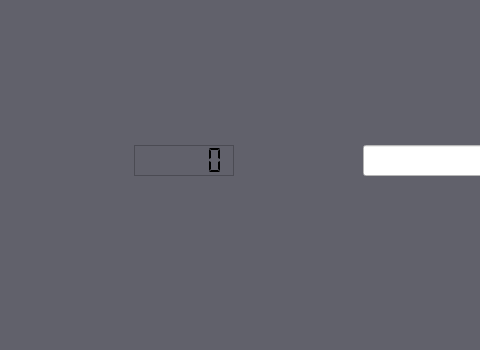
Above: mainwindow.ui from aaron-loz/TimerStat before the change; both pictures show x 0 to 480 and y 226 to 576 of the 994 by 576 pixel window. Below: the same form after it.
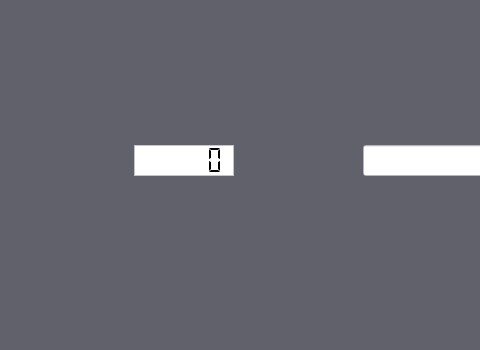
That is the form after the change. Icons and pictures are not drawn.

Commit message:
Finished File Dialog
Dialog now allows editing of any open FIle in QT

The edit to the form file:
```diff
--- a/mainwindow.ui
+++ b/mainwindow.ui
@@ -92,6 +92,9 @@
     </item>
     <item row="2" column="0">
      <widget class="QLCDNumber" name="lcd1">
+      <property name="styleSheet">
+       <string notr="true">background-color: rgb(255, 255, 255);</string>
+      </property>
       <property name="frameShape">
        <enum>QFrame::StyledPanel</enum>
       </property>
```
The commit also changes 5 other files.
